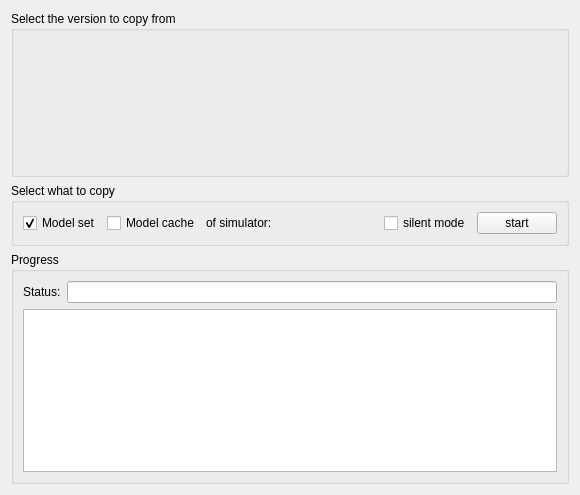
Above: src/blackgui/components/copymodelsfromotherswiftversionscomponent.ui from swift-project/pilotclient before the change. Below: the same form after it.
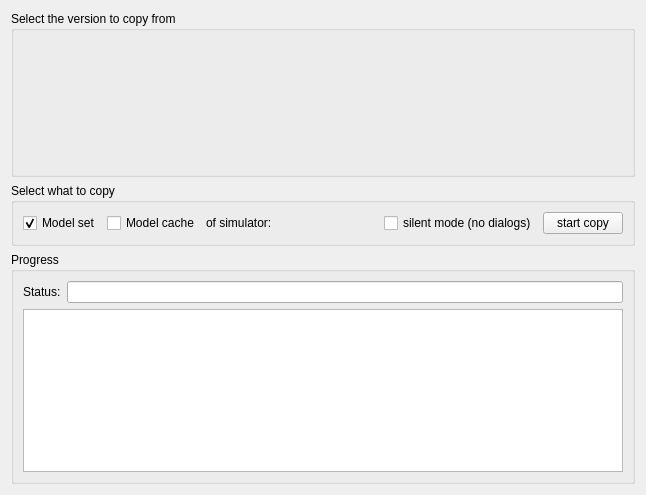
That is the form after the change. Custom widgets are drawn as their Qt base class.

Commit message: Minor UI adjustments in 1st model set/copy

Diff of the .ui file:
```diff
--- a/src/blackgui/components/copymodelsfromotherswiftversionscomponent.ui
+++ b/src/blackgui/components/copymodelsfromotherswiftversionscomponent.ui
@@ -6,7 +6,7 @@
    <rect>
     <x>0</x>
     <y>0</y>
-    <width>533</width>
+    <width>583</width>
     <height>495</height>
    </rect>
   </property>
@@ -89,14 +89,14 @@
       <item>
        <widget class="QCheckBox" name="cb_Silent">
         <property name="text">
-         <string>silent mode</string>
+         <string>silent mode (no dialogs)</string>
         </property>
        </widget>
       </item>
       <item>
        <widget class="QPushButton" name="pb_StartCopying">
         <property name="text">
-         <string>start</string>
+         <string>start copy</string>
         </property>
        </widget>
       </item>
```
The commit also changes 1 other file.
